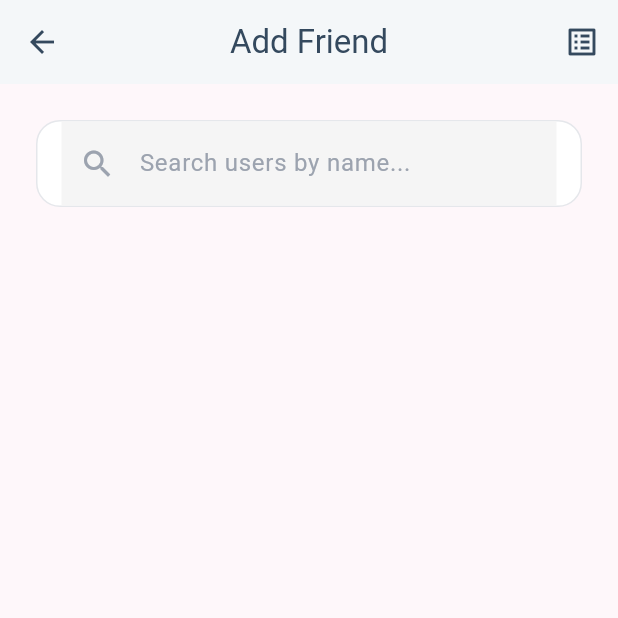
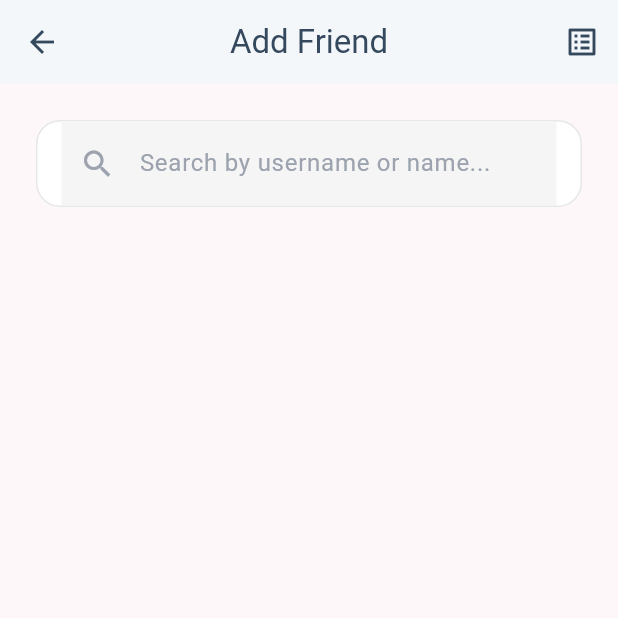
Before and after one commit to Barii1/my-project, a Flutter app: the AddFriendScreen screen opened by its route, on a phone screen of 412 x 824 dp, the top half of it. Run offline on Flutter 3.47's test engine with Material 3 defaults, Android fonts, the light colour scheme and no system bars; our stand-ins replace cloud_firestore, confetti, connectivity_plus, file_picker, firebase_auth, firebase_core and 10 more; missing offline and left inert: google_mlkit_text_recognition, syncfusion_flutter_pdf; accounts and stored records are empty.

Commit message:
Your commit message

```diff
--- a/lib/screens/add_friend_screen.dart
+++ b/lib/screens/add_friend_screen.dart
@@ -36,8 +36,12 @@
     setState(() => _isSearching = true);
 
     try {
-      print('🔍 Searching for users with query: "$query"');
-      final results = await _friendService.searchUsers(query);
+      print('🔍 Searching by username prefix: "$query"');
+      var results = await _friendService.searchUsersByUsernamePrefix(query);
+      if (results.isEmpty) {
+        print('⚠️ No username matches, falling back to name search');
+        results = await _friendService.searchUsers(query);
+      }
       print('📊 Search returned ${results.length} results');
 
       for (var user in results) {
@@ -188,7 +192,7 @@
                   color: isDark ? Colors.white : const Color(0xFF34495E),
                 ),
                 decoration: InputDecoration(
-                  hintText: 'Search users by name...',
+                    hintText: 'Search by username or name...',
                   hintStyle: TextStyle(
                     color: isDark ? Colors.white38 : const Color(0xFF9CA3AF),
                   ),
```
Also changed, not shown: lib/screens/settings/app_usage_screen.dart (+5 -2 lines), lib/services/friend_service.dart (+25 -4 lines).
